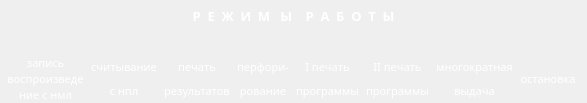
This is ecvm/ModesPanel.ui in starling13/emural as Qt 5 draws it before an edit. The edited form follows.
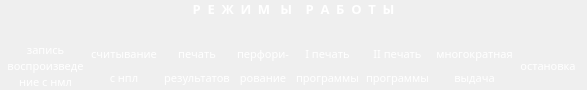
This is the edited form. Icons and pictures are not drawn.

Diff of the .ui file:
```diff
--- a/ecvm/ModesPanel.ui
+++ b/ecvm/ModesPanel.ui
@@ -7,7 +7,7 @@
     <x>0</x>
     <y>0</y>
     <width>587</width>
-    <height>103</height>
+    <height>84</height>
    </rect>
   </property>
   <property name="windowTitle">
```
